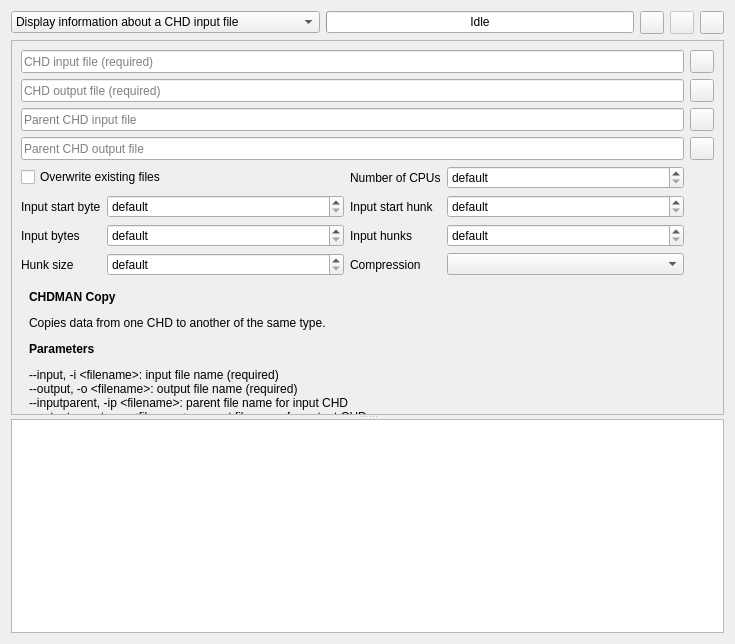
This is tools/qchdman/projectwidget.ui in qmc2/qmc2-mame-fe as Qt 5 draws it before an edit. The edited form follows.
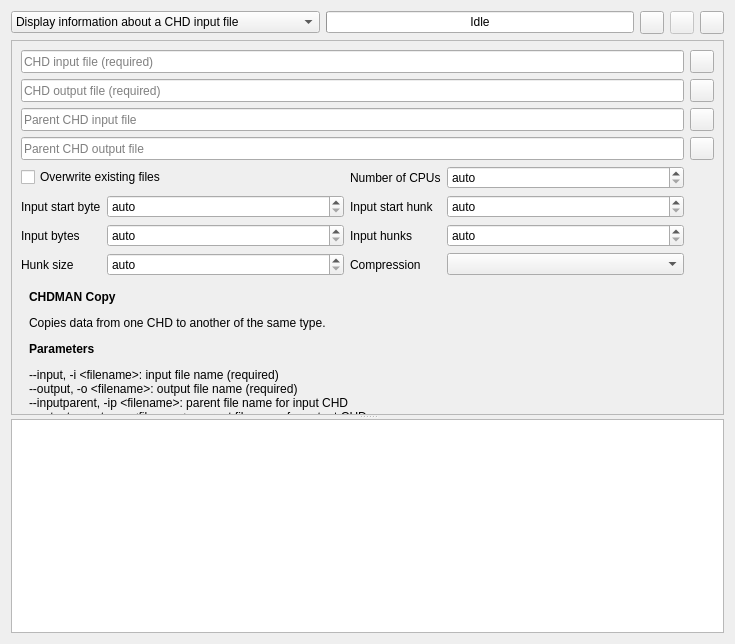
This is the edited form. The open tabs and pages were chosen to show the change. Icons and pictures are not drawn.

What changed in the file:
```diff
--- a/tools/qchdman/projectwidget.ui
+++ b/tools/qchdman/projectwidget.ui
@@ -477,7 +477,7 @@
                   <string>Starting byte offset within the input (--inputstartbyte)</string>
                  </property>
                  <property name="specialValueText">
-                  <string>default</string>
+                  <string>auto</string>
                  </property>
                  <property name="minimum">
                   <number>-1</number>
@@ -502,7 +502,7 @@
                   <string>Size in bytes of each hunk (--hunksize)</string>
                  </property>
                  <property name="specialValueText">
-                  <string>default</string>
+                  <string>auto</string>
                  </property>
                  <property name="minimum">
                   <number>-1</number>
@@ -541,7 +541,7 @@
                   <string>Effective length of input in bytes (--inputbytes)</string>
                  </property>
                  <property name="specialValueText">
-                  <string>default</string>
+                  <string>auto</string>
                  </property>
                  <property name="minimum">
                   <number>-1</number>
@@ -731,7 +731,7 @@
                   <string>Limit the number of processors to use during compression (--numprocessors)</string>
                  </property>
                  <property name="specialValueText">
-                  <string>default</string>
+                  <string>auto</string>
                  </property>
                  <property name="minimum">
                   <number>0</number>
@@ -756,7 +756,7 @@
                   <string>Starting hunk offset within the input (--inputstarthunk)</string>
                  </property>
                  <property name="specialValueText">
-                  <string>default</string>
+                  <string>auto</string>
                  </property>
                  <property name="minimum">
                   <number>-1</number>
@@ -781,7 +781,7 @@
                   <string>Effective length of input in hunks (--inputhunks)</string>
                  </property>
                  <property name="specialValueText">
-                  <string>default</string>
+                  <string>auto</string>
                  </property>
                  <property name="minimum">
                   <number>-1</number>
```
